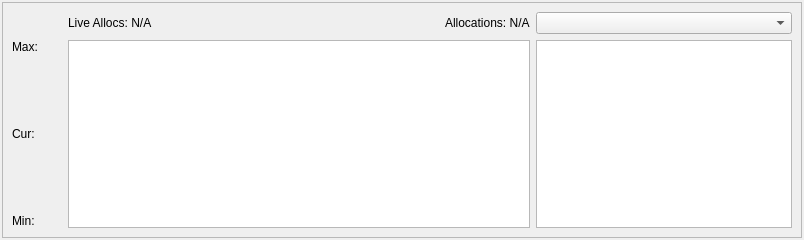
This is Code/Tools/Inspector/MemoryWidget.ui in ezEngine/ezEngine as Qt 5 draws it before an edit. The edited form follows.
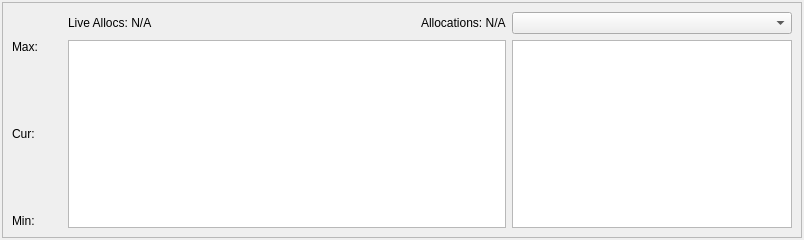
This is the edited form. Icons and pictures are not drawn.

Commit message: Proxy Allocator for ImGui integration. Removed a few per frame allocations, we should be back to 0 for a static scene. Made Memory, Stats and Time panels resizable in ezInspector

What changed in the file:
```diff
--- a/Code/Tools/Inspector/MemoryWidget.ui
+++ b/Code/Tools/Inspector/MemoryWidget.ui
@@ -10,10 +10,10 @@
     <height>240</height>
    </rect>
   </property>
-  <property name="maximumSize">
+  <property name="minimumSize">
    <size>
-    <width>524287</width>
-    <height>284</height>
+    <width>534</width>
+    <height>200</height>
    </size>
   </property>
   <property name="features">
@@ -154,7 +154,7 @@
            </property>
            <property name="minimumSize">
             <size>
-             <width>200</width>
+             <width>280</width>
              <height>0</height>
             </size>
            </property>
@@ -192,19 +192,6 @@
          </item>
         </layout>
        </item>
-       <item>
-        <spacer name="verticalSpacer_3">
-         <property name="orientation">
-          <enum>Qt::Vertical</enum>
-         </property>
-         <property name="sizeHint" stdset="0">
-          <size>
-           <width>0</width>
-           <height>0</height>
-          </size>
-         </property>
-        </spacer>
-       </item>
       </layout>
      </widget>
     </item>
```
Left out of the diff: 2 changed lines with no effect on the pictures. The commit also changes 6 other files.
